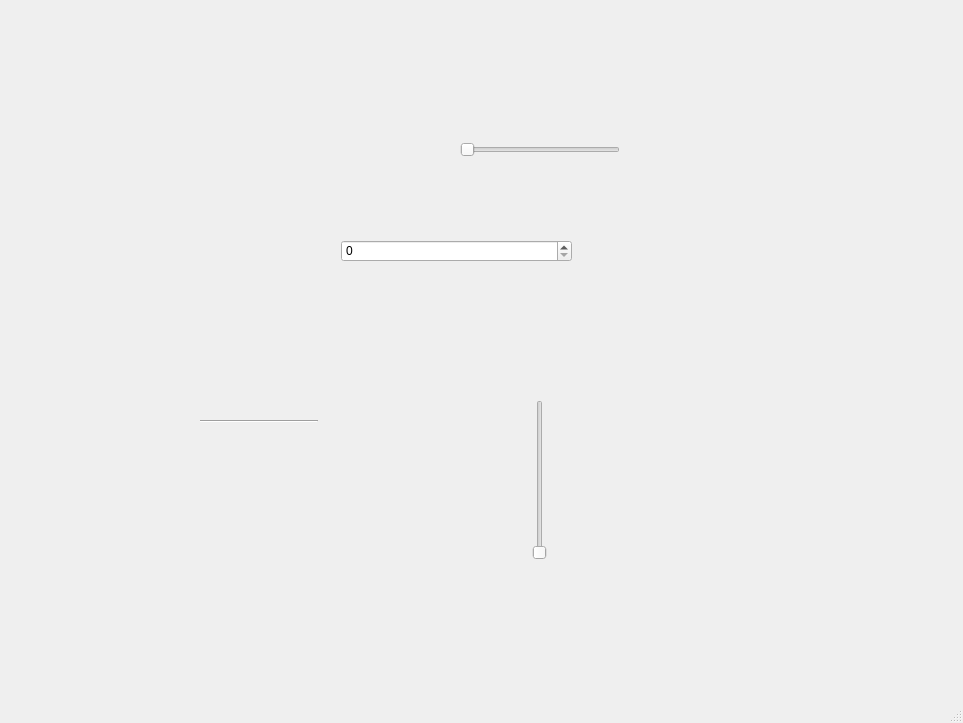
Old version of the form stories-instagram/untitled.ui in the repository matiasucker/image-processing.
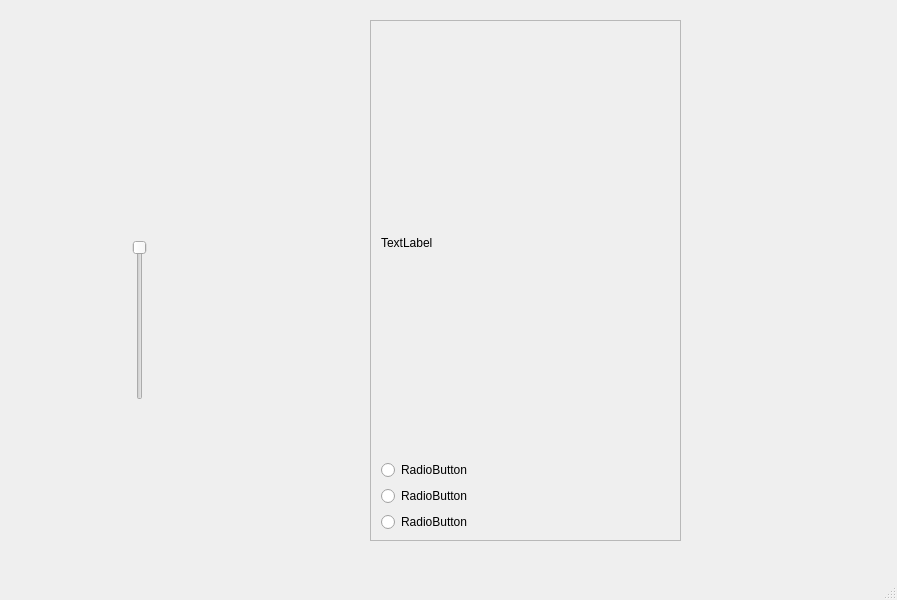
New version of the form.

What changed in the file:
```diff
--- a/stories-instagram/untitled.ui
+++ b/stories-instagram/untitled.ui
@@ -6,48 +6,82 @@
    <rect>
     <x>0</x>
     <y>0</y>
-    <width>963</width>
-    <height>723</height>
+    <width>897</width>
+    <height>600</height>
    </rect>
   </property>
   <property name="windowTitle">
    <string>MainWindow</string>
   </property>
   <widget class="QWidget" name="centralwidget">
-   <widget class="QSpinBox" name="spinBox">
+   <widget class="QScrollArea" name="scrollArea">
     <property name="geometry">
      <rect>
-      <x>341</x>
-      <y>240</y>
-      <width>231</width>
-      <height>22</height>
+      <x>370</x>
+      <y>20</y>
+      <width>311</width>
+      <height>521</height>
      </rect>
     </property>
-   </widget>
-   <widget class="QSlider" name="horizontalSlider">
-    <property name="geometry">
-     <rect>
-      <x>460</x>
-      <y>140</y>
-      <width>160</width>
-      <height>19</height>
-     </rect>
+    <property name="widgetResizable">
+     <bool>true</bool>
     </property>
-    <property name="autoFillBackground">
-     <bool>false</bool>
-    </property>
-    <property name="orientation">
-     <enum>Qt::Horizontal</enum>
-    </property>
-    <property name="tickInterval">
-     <number>0</number>
-    </property>
+    <widget class="QWidget" name="scrollAreaWidgetContents">
+     <property name="geometry">
+      <rect>
+       <x>0</x>
+       <y>0</y>
+       <width>309</width>
+       <height>519</height>
+      </rect>
+     </property>
+     <widget class="QWidget" name="verticalLayoutWidget">
+      <property name="geometry">
+       <rect>
+        <x>10</x>
+        <y>10</y>
+        <width>291</width>
+        <height>501</height>
+       </rect>
+      </property>
+      <layout class="QVBoxLayout" name="verticalLayout">
+       <item>
+        <widget class="QLabel" name="label">
+         <property name="text">
+          <string>TextLabel</string>
+         </property>
+        </widget>
+       </item>
+       <item>
+        <widget class="QRadioButton" name="radioButton_2">
+         <property name="text">
+          <string>RadioButton</string>
+         </property>
+        </widget>
+       </item>
+       <item>
+        <widget class="QRadioButton" name="radioButton_3">
+         <property name="text">
+          <string>RadioButton</string>
+         </property>
+        </widget>
+       </item>
+       <item>
+        <widget class="QRadioButton" name="radioButton">
+         <property name="text">
+          <string>RadioButton</string>
+         </property>
+        </widget>
+       </item>
+      </layout>
+     </widget>
+    </widget>
    </widget>
    <widget class="QSlider" name="verticalSlider">
     <property name="geometry">
      <rect>
-      <x>530</x>
-      <y>400</y>
+      <x>130</x>
+      <y>240</y>
       <width>19</width>
       <height>160</height>
      </rect>
@@ -55,18 +89,8 @@
     <property name="orientation">
      <enum>Qt::Vertical</enum>
     </property>
-   </widget>
-   <widget class="Line" name="line">
-    <property name="geometry">
-     <rect>
-      <x>200</x>
-      <y>420</y>
-      <width>118</width>
-      <height>3</height>
-     </rect>
-    </property>
-    <property name="orientation">
-     <enum>Qt::Horizontal</enum>
+    <property name="invertedAppearance">
+     <bool>true</bool>
     </property>
    </widget>
   </widget>
```
Left out of the diff: 2 changed lines with no effect on the pictures.
